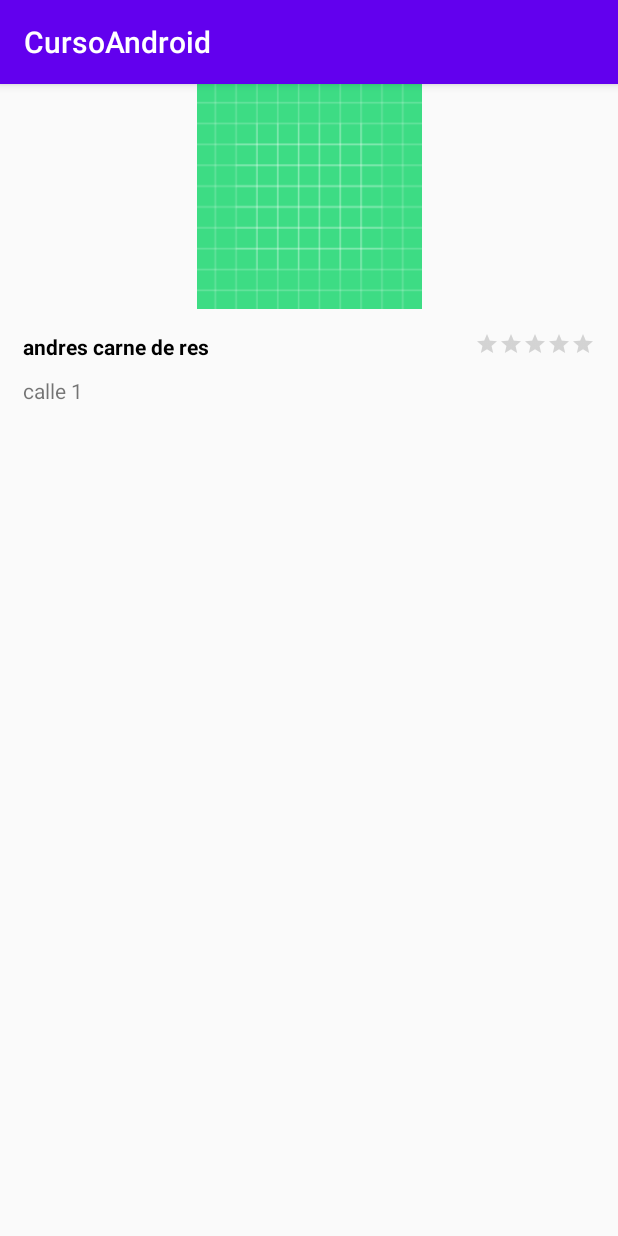
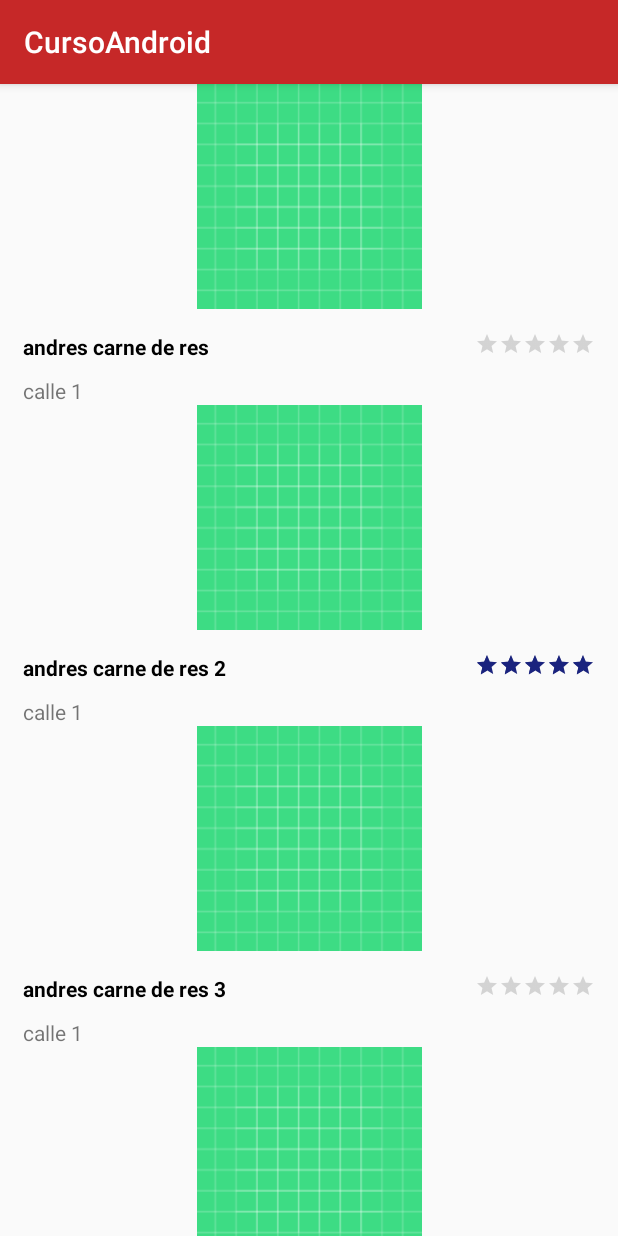
Before and after one commit to fdol1/CursoAndroidOld, an Android app: the screen it shows after launch (MainActivity), on a phone screen of 412 x 824 dp. Run offline under Robolectric (Android 15) with nearby library versions, the phone set to English and light mode, and no system bars; pictures from the network do not load.

```diff
--- a/app/src/main/AndroidManifest.xml
+++ b/app/src/main/AndroidManifest.xml
@@ -1,6 +1,8 @@
 <?xml version="1.0" encoding="utf-8"?>
 <manifest xmlns:android="http://schemas.android.com/apk/res/android"
     package="com.example.lfpu.cursoandroid">
+
+    <uses-permission android:name="android.permission.INTERNET"></uses-permission>
 
     <application
         android:allowBackup="true"
--- a/app/src/main/java/com/example/lfpu/cursoandroid/MainActivity.java
+++ b/app/src/main/java/com/example/lfpu/cursoandroid/MainActivity.java
@@ -13,7 +13,7 @@ public class MainActivity extends AppCompatActivity implements RestauranteFragme
     }
 
     @Override
-    public void onListFragmentInteraction(DummyContent.DummyItem item) {
+    public void onListFragmentInteraction(Restaurante item) {
 
     }
 }
--- a/app/src/main/java/com/example/lfpu/cursoandroid/MyRestauranteRecyclerViewAdapter.java
+++ b/app/src/main/java/com/example/lfpu/cursoandroid/MyRestauranteRecyclerViewAdapter.java
@@ -22,12 +22,12 @@ import java.util.List;
  */
 public class MyRestauranteRecyclerViewAdapter extends RecyclerView.Adapter<MyRestauranteRecyclerViewAdapter.ViewHolder> {
 
-    private Context context;
+    private Context ctx;
     private final List<Restaurante> mValues;
     private final OnListFragmentInteractionListener mListener;
 
     public MyRestauranteRecyclerViewAdapter(Context context,List<Restaurante> items, OnListFragmentInteractionListener listener) {
-        context = context;
+        ctx = context;
         mValues = items;
         mListener = listener;
     }
@@ -48,10 +48,11 @@ public class MyRestauranteRecyclerViewAdapter extends RecyclerView.Adapter<MyRes
         holder.txtDireccion.setText(holder.mItem.getDireccion());
         holder.ratingBarValoracion.setRating(holder.mItem.getValoracion());
 
-        Glide.with(context)
-                .load(holder.mItem.getUrlFoto())
-                .centerCrop()
-                .into(holder.imgFoto);
+        //Glide.with(ctx)
+        //        .load(holder.mItem.getUrlFoto())
+        //        .centerCrop()
+        //        .into(holder.imgFoto);
+
 
         holder.mView.setOnClickListener(new View.OnClickListener() {
             @Override
--- a/app/src/main/java/com/example/lfpu/cursoandroid/RestauranteFragment.java
+++ b/app/src/main/java/com/example/lfpu/cursoandroid/RestauranteFragment.java
@@ -77,7 +77,13 @@ public class RestauranteFragment extends Fragment {
 
             //Lista de elementos (restaurante)
             restauranteList = new ArrayList<>();
-            restauranteList.add(new Restaurante("andres carne de res","www.google.com","calle 1",0));
+
+            restauranteList.add(new Restaurante("andres carne de res","https://www.infobae.com/new-resizer/55JzgrKZukIsYGXCpK7QV8kyDtU=/750x0/filters:quality(100)/s3.amazonaws.com/arc-wordpress-client-uploads/infobae-wp/wp-content/uploads/2018/11/28204128/uruguay-marihuana.jpg","calle 1",0));
+            restauranteList.add(new Restaurante("andres carne de res 2","https://www.infobae.com/new-resizer/55JzgrKZukIsYGXCpK7QV8kyDtU=/750x0/filters:quality(100)/s3.amazonaws.com/arc-wordpress-client-uploads/infobae-wp/wp-content/uploads/2018/11/28204128/uruguay-marihuana.jpg","calle 1",5));
+            restauranteList.add(new Restaurante("andres carne de res 3","http://192.168.56.1:8080/web_services_fotos1/fotos/foto.jpg","calle 1",0));
+            restauranteList.add(new Restaurante("andres carne de res 4","http://192.168.56.1:8080/web_services_fotos1/fotos/foto2 .jpg","calle 1",5));
+
+
             //Asociamos adaptador a recyclerView, que es el gestor de la lista
             adaptarRestaurantes = new MyRestauranteRecyclerViewAdapter(getActivity(), restauranteList, mListener);
             recyclerView.setAdapter(adaptarRestaurantes);
--- a/app/src/main/res/layout/fragment_restaurante.xml
+++ b/app/src/main/res/layout/fragment_restaurante.xml
@@ -3,7 +3,7 @@
     xmlns:app="http://schemas.android.com/apk/res-auto"
     xmlns:tools="http://schemas.android.com/tools"
     android:layout_width="match_parent"
-    android:layout_height="match_parent">
+    android:layout_height="wrap_content">
 
 
     <ImageView
--- a/app/src/main/res/values/colors.xml
+++ b/app/src/main/res/values/colors.xml
@@ -1,6 +1,8 @@
 <?xml version="1.0" encoding="utf-8"?>
 <resources>
-    <color name="colorPrimary">#6200EE</color>
-    <color name="colorPrimaryDark">#3700B3</color>
-    <color name="colorAccent">#03DAC5</color>
+    <color name="colorPrimary">#c62828</color>
+    <color name="colorPrimaryDark">#8e0000</color>
+    <color name="colorAccent">#1a237e</color>
+
+
 </resources>
```
